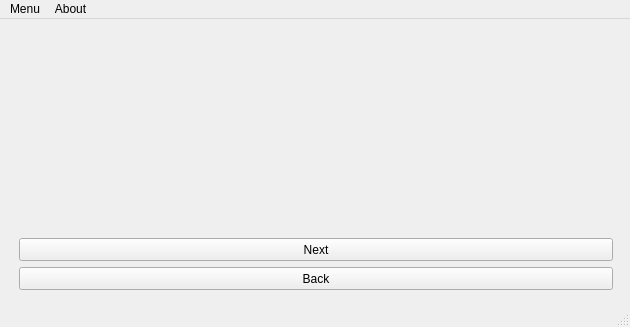
Before: the Qt Designer form sfo.ui in Abir-Tx/StudyFolderOrganizer-GUI, drawn with Qt 5.
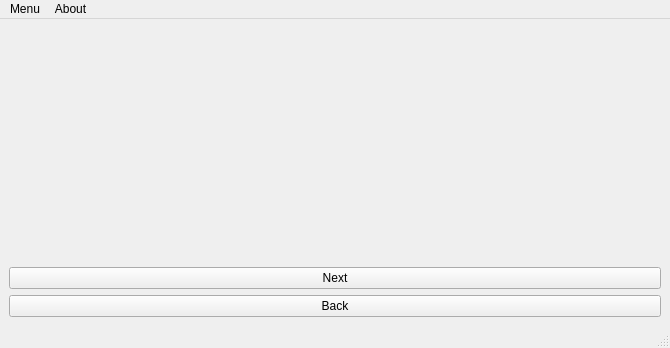
After: the same form once the commit is applied. The open tabs and pages were chosen to show the change.

Commit message:
Change the back and next button layout
The next and back button was creating overlap between then dynamically created qline edits
to supress this both of them are now placed in the main widget rather than in the QStackedWidget

And used the show & hide method of the buttons to stop showing them all the time

This method is a little brute forcing and not recommended & needs to be fixed in furure

What changed in the file:
```diff
--- a/sfo.ui
+++ b/sfo.ui
@@ -6,15 +6,15 @@
    <rect>
     <x>0</x>
     <y>0</y>
-    <width>630</width>
-    <height>327</height>
+    <width>670</width>
+    <height>348</height>
    </rect>
   </property>
   <property name="windowTitle">
    <string>sfo</string>
   </property>
   <widget class="QWidget" name="centralwidget">
-   <layout class="QHBoxLayout" name="horizontalLayout">
+   <layout class="QVBoxLayout" name="verticalLayout_8">
     <item>
      <widget class="QStackedWidget" name="stackedWidget">
       <property name="currentIndex">
@@ -211,35 +211,26 @@
         </item>
        </layout>
       </widget>
-      <widget class="QWidget" name="labfoldername">
-       <widget class="QPushButton" name="back_4">
-        <property name="geometry">
-         <rect>
-          <x>10</x>
-          <y>239</y>
-          <width>594</width>
-          <height>23</height>
-         </rect>
-        </property>
-        <property name="text">
-         <string>Back</string>
-        </property>
-       </widget>
+      <widget class="QWidget" name="labfoldername"/>
+     </widget>
+    </item>
+    <item>
+     <layout class="QVBoxLayout" name="verticalLayout_6">
+      <item>
        <widget class="QPushButton" name="next_4">
-        <property name="geometry">
-         <rect>
-          <x>10</x>
-          <y>210</y>
-          <width>594</width>
-          <height>23</height>
-         </rect>
-        </property>
         <property name="text">
          <string>Next</string>
         </property>
        </widget>
-      </widget>
-     </widget>
+      </item>
+      <item>
+       <widget class="QPushButton" name="back_4">
+        <property name="text">
+         <string>Back</string>
+        </property>
+       </widget>
+      </item>
+     </layout>
     </item>
    </layout>
   </widget>
@@ -248,7 +239,7 @@
     <rect>
      <x>0</x>
      <y>0</y>
-     <width>630</width>
+     <width>670</width>
      <height>21</height>
     </rect>
    </property>
```
Left out of the diff: 2 changed lines with no effect on the pictures. The commit also changes 2 other files.
